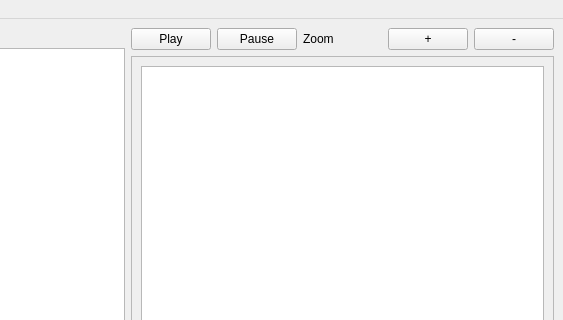
Before: the Qt Designer form src/views/SPELLMainWindow.ui in apersaud2018/SPELL, drawn with Qt 5; both pictures show x 140 to 703 and y 0 to 320 of the 703 by 460 pixel window.
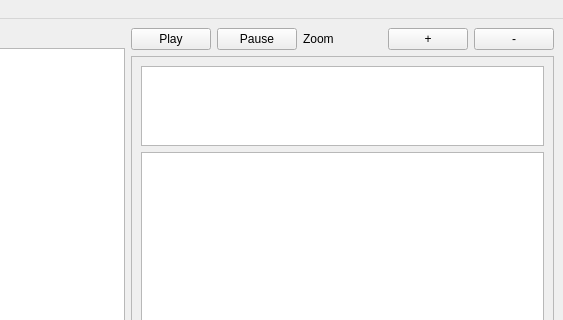
After: the same form once the commit is applied.

Commit message: Added Waveform that shows where the current view window is at

Patch:
```diff
--- a/src/views/SPELLMainWindow.ui
+++ b/src/views/SPELLMainWindow.ui
@@ -131,6 +131,28 @@
           <property name="sizeConstraint">
            <enum>QLayout::SetDefaultConstraint</enum>
           </property>
+          <item>
+           <widget class="QGraphicsView" name="fullWaveForm">
+            <property name="sizePolicy">
+             <sizepolicy hsizetype="Expanding" vsizetype="Fixed">
+              <horstretch>0</horstretch>
+              <verstretch>0</verstretch>
+             </sizepolicy>
+            </property>
+            <property name="minimumSize">
+             <size>
+              <width>0</width>
+              <height>80</height>
+             </size>
+            </property>
+            <property name="maximumSize">
+             <size>
+              <width>16777215</width>
+              <height>80</height>
+             </size>
+            </property>
+           </widget>
+          </item>
           <item>
            <widget class="QGraphicsView" name="waveForm"/>
           </item>
```
The commit also changes 4 other files.
